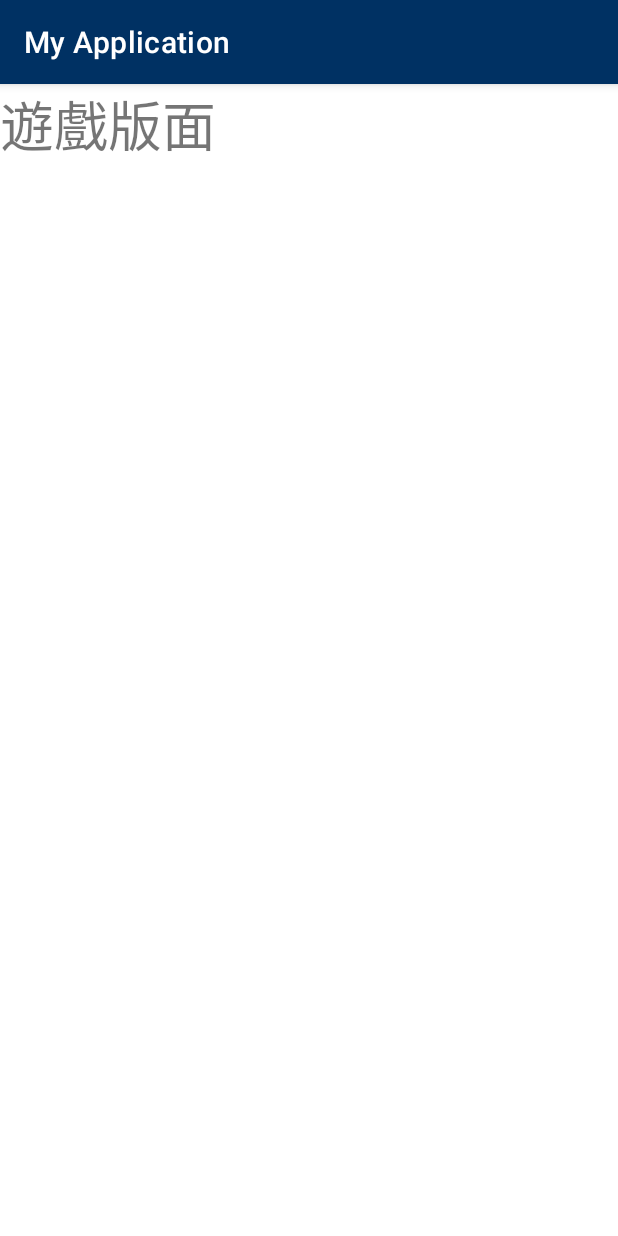
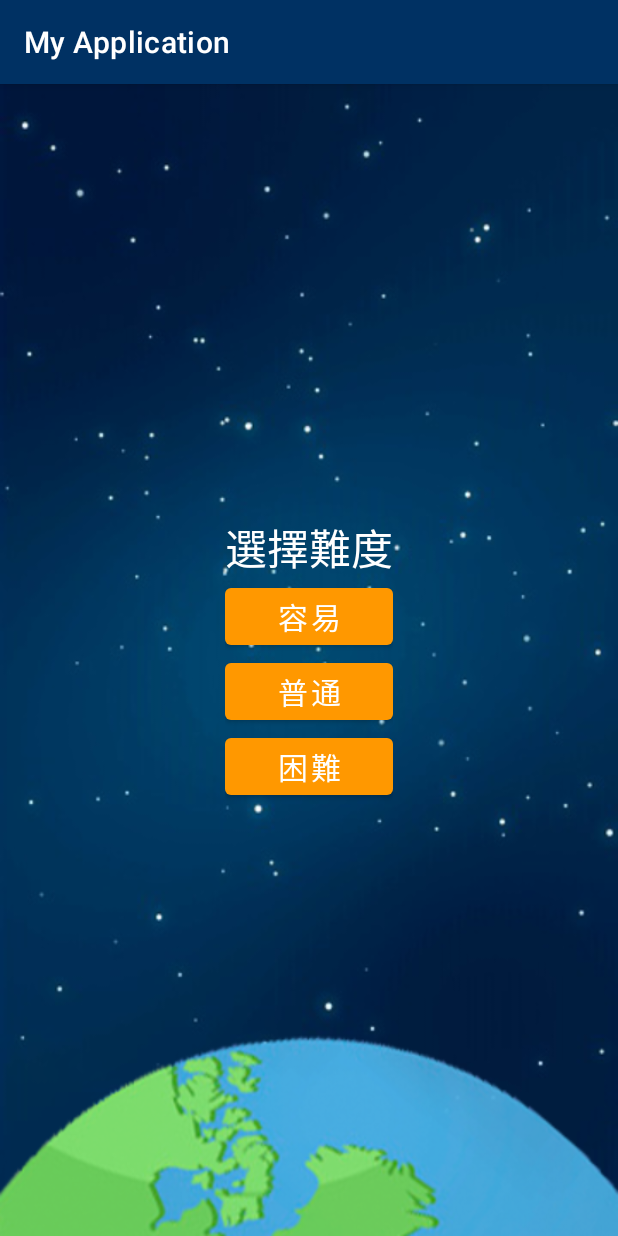
Before and after one commit to ElvisWong213/Mobile_Apps_Project, an Android app: the gamePage screen opened directly, with no data from a screen before it, on a phone screen of 412 x 824 dp. Run offline under Robolectric (Android 15) with nearby library versions, the phone set to English and light mode, and no system bars.

Commit message:
Update activity_game_page.xml

```diff
--- a/app/src/main/res/layout/activity_game_page.xml
+++ b/app/src/main/res/layout/activity_game_page.xml
@@ -4,12 +4,45 @@
     xmlns:tools="http://schemas.android.com/tools"
     android:layout_width="match_parent"
     android:layout_height="match_parent"
+    android:layout_gravity="center|fill_horizontal"
+    android:background="@drawable/mainpage"
     tools:context=".gamePage">
 
-    <TextView
-        android:id="@+id/textView3"
+    <LinearLayout
         android:layout_width="wrap_content"
         android:layout_height="wrap_content"
-        android:text="遊戲版面"
-        android:textSize="36sp" />
+        android:orientation="vertical"
+        app:layout_constraintBottom_toBottomOf="parent"
+        app:layout_constraintEnd_toEndOf="parent"
+        app:layout_constraintStart_toStartOf="parent"
+        app:layout_constraintTop_toTopOf="parent">
+
+        <TextView
+            android:layout_width="match_parent"
+            android:layout_height="wrap_content"
+            android:text="選擇難度"
+            android:textColor="#FFFFFF"
+            android:textSize="28sp" />
+
+        <Button
+            android:layout_width="match_parent"
+            android:layout_height="wrap_content"
+            android:text="容易"
+            android:textSize="20sp"
+            app:backgroundTint="#FF9800" />
+
+        <Button
+            android:layout_width="match_parent"
+            android:layout_height="wrap_content"
+            android:text="普通"
+            android:textSize="20sp"
+            app:backgroundTint="#FF9800" />
+
+        <Button
+            android:layout_width="match_parent"
+            android:layout_height="wrap_content"
+            android:text="困難"
+            android:textSize="20sp"
+            app:backgroundTint="#FF9800" />
+    </LinearLayout>
 </androidx.constraintlayout.widget.ConstraintLayout>
```
